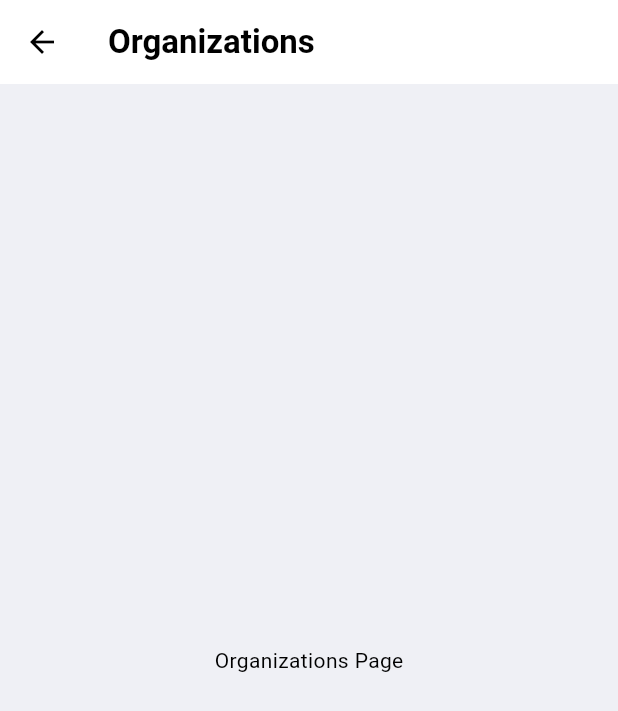
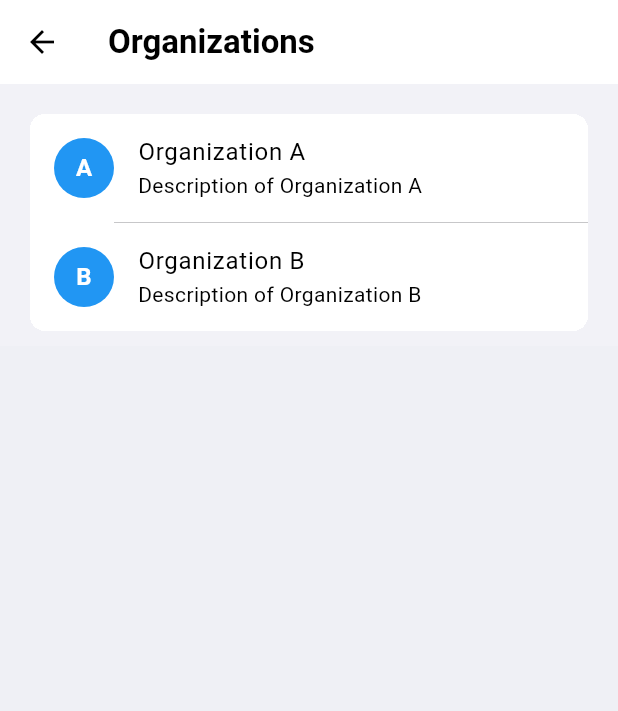
Before and after one commit to Jinchao1926/github-client, a Flutter app: the OrganizationsPage screen opened by its route, on a phone screen of 412 x 824 dp. Shown: the top 711 px of the screen. Run offline on Flutter 3.47's test engine with Material 3 defaults, Android fonts, the phone set to English and light mode, and no system bars; our stand-ins replace flutter_dotenv, flutter_secure_storage; missing offline and left inert: flutter_web_auth_2; accounts and stored records are empty.

Commit message:
[Optimize] Optimize section divider margin (#11)

```diff
--- a/lib/pages/home/home_page.dart
+++ b/lib/pages/home/home_page.dart
@@ -1,7 +1,6 @@
 import 'package:flutter/cupertino.dart';
 import 'package:flutter/material.dart';
 import 'package:flutter_github/pages/routes/index.dart';
-import 'package:flutter_github/widgets/common/list_cell.dart';
 import 'package:flutter_github/pages/home/widgets/favorites_cell.dart';
 import 'package:flutter_github/widgets/common/inset_grouped_section.dart';
 import 'package:flutter_github/pages/home/widgets/my_work_cell.dart';
--- a/lib/pages/organizations/organizations_page.dart
+++ b/lib/pages/organizations/organizations_page.dart
@@ -1,4 +1,5 @@
 import 'package:flutter/material.dart';
+import 'package:flutter_github/widgets/common/inset_grouped_section.dart';
 
 class OrganizationsPage extends StatelessWidget {
   const OrganizationsPage({super.key});
@@ -7,7 +8,26 @@ class OrganizationsPage extends StatelessWidget {
   Widget build(BuildContext context) {
     return Scaffold(
       appBar: AppBar(title: const Text('Organizations')),
-      body: const Center(child: Text('Organizations Page')),
+      body: ListView(
+        children: [
+          InsetGroupedSection(
+            children: [
+              ListTile(
+                leading: CircleAvatar(child: Text('A')),
+                title: Text('Organization A'),
+                subtitle: Text('Description of Organization A'),
+                onTap: () {},
+              ),
+              ListTile(
+                leading: CircleAvatar(child: Text('B')),
+                title: Text('Organization B'),
+                subtitle: Text('Description of Organization B'),
+                onTap: () {},
+              ),
+            ],
+          ),
+        ],
+      ),
     );
   }
 }
--- a/lib/pages/settings/settings_page.dart
+++ b/lib/pages/settings/settings_page.dart
@@ -19,6 +19,7 @@ class SettingsPage extends StatelessWidget {
       body: ListView(
         children: [
           InsetGroupedSection(
+            dividerAlignLeft: true,
             children: [
               ListCell(
                 title: 'Appearance',
@@ -35,6 +36,7 @@ class SettingsPage extends StatelessWidget {
             ],
           ),
           InsetGroupedSection(
+            dividerAlignLeft: true,
             children: [
               ListCell(title: 'Copilot', detail: 'Copilot Free'),
               ListCell(title: 'Copilot Pro'),
@@ -42,6 +44,7 @@ class SettingsPage extends StatelessWidget {
           ),
           InsetGroupedSection(children: [ListCell(title: 'Share Feedback')]),
           InsetGroupedSection(
+            dividerAlignLeft: true,
             children: [
               ListCell(title: 'Terms of Service'),
               ListCell(title: 'Privacy Policy & Analytics'),
@@ -49,6 +52,7 @@ class SettingsPage extends StatelessWidget {
           ),
           InsetGroupedSection(children: [ListCell(title: 'Feature Preview')]),
           InsetGroupedSection(
+            dividerAlignLeft: true,
             children: [
               ListCell(title: 'Manage Accounts'),
               ListCell(title: 'App Lock'),
--- a/lib/widgets/common/inset_grouped_section.dart
+++ b/lib/widgets/common/inset_grouped_section.dart
@@ -3,9 +3,38 @@ import 'package:flutter_github/themes/index.dart';
 
 class InsetGroupedSection extends StatelessWidget {
   final String? title;
+  final bool dividerAlignLeft;
   final List<Widget> children;
 
-  const InsetGroupedSection({super.key, this.title, required this.children});
+  const InsetGroupedSection({
+    super.key,
+    this.title,
+    this.dividerAlignLeft = false,
+    required this.children,
+  });
+
+  /*
+  @override
+  Widget build(BuildContext context) {
+    return Card(
+      color: ThemeColors.secondaryBackgroundColor(context),
+      shape: RoundedRectangleBorder(borderRadius: BorderRadius.circular(12)),
+      margin: const EdgeInsets.symmetric(horizontal: 16, vertical: 8),
+      elevation: 0,
+      child: Column(
+        children: List.generate(children.length, (index) {
+          final isLast = index == children.length - 1;
+
+          return Column(
+            children: [
+              children[index],
+              if (!isLast) Divider(height: 1, indent: 16),
+            ],
+          );
+        }),
+      ),
+    );
+  } */
 
   @override
   Widget build(BuildContext context) {
@@ -16,6 +45,7 @@ class InsetGroupedSection extends StatelessWidget {
               child: Text(title!, style: const TextStyle(fontSize: 20)),
             )
           : null,
+      additionalDividerMargin: dividerAlignLeft ? 0.0 : null,
       decoration: BoxDecoration(
         color: ThemeColors.secondaryBackgroundColor(context),
         borderRadius: BorderRadius.circular(8.0),
--- a/lib/widgets/common/list_cell.dart
+++ b/lib/widgets/common/list_cell.dart
@@ -3,6 +3,7 @@ import 'package:flutter_github/themes/index.dart';
 
 class ListCell extends StatelessWidget {
   final String title;
+  final String? subtitle;
   final Widget? leading;
   final String? detail;
   final bool showChevron;
@@ -11,6 +12,7 @@ class ListCell extends StatelessWidget {
   const ListCell({
     super.key,
     required this.title,
+    this.subtitle,
     this.leading,
     this.detail,
     this.showChevron = true,
@@ -22,6 +24,7 @@ class ListCell extends StatelessWidget {
     return ListTile(
       leading: leading,
       title: Text(title),
+      subtitle: subtitle != null ? Text(subtitle!) : null,
       trailing: Row(
         mainAxisSize: MainAxisSize.min,
         children: [
```
Also changed, not shown: lib/pages/settings/appearance_page.dart (+3 -6 lines).
